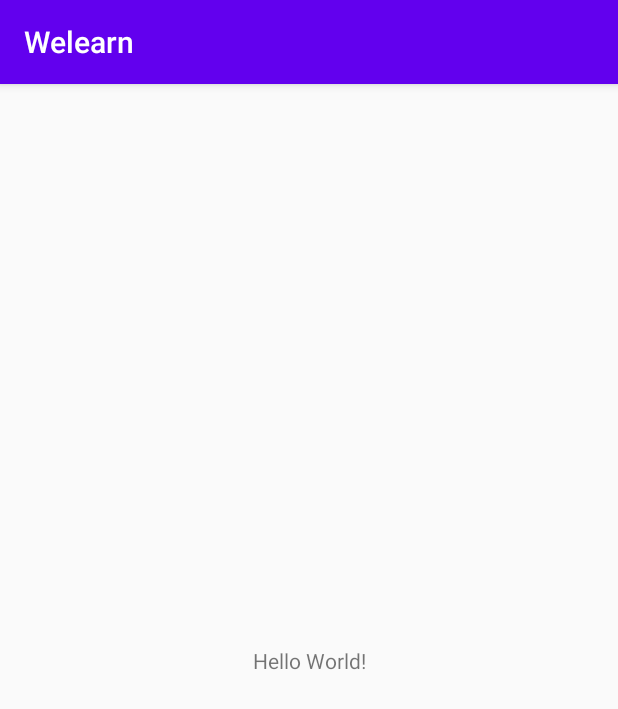
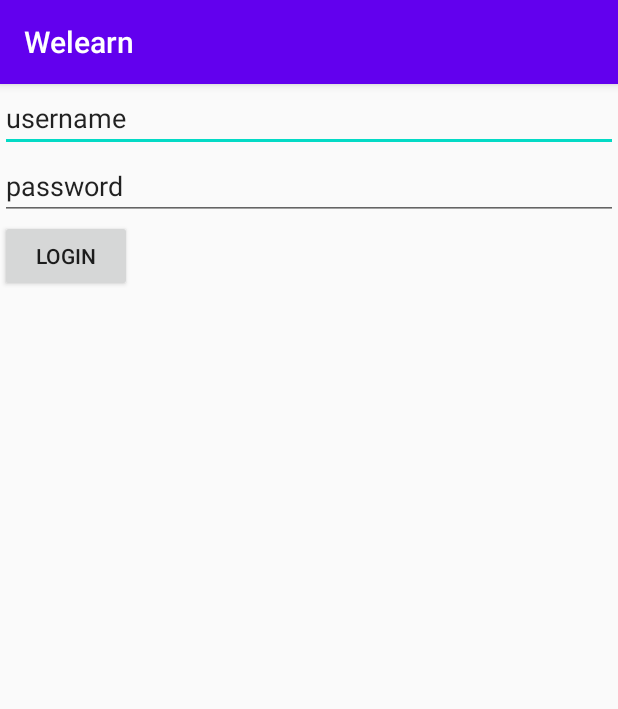
Before and after one commit to PutriEndahP/welearn_android, an Android app: the screen it shows after launch (MainActivity before the commit, LoginActivity after it), on a phone screen of 412 x 824 dp. Shown: the top 709 px of the screen. Run offline under Robolectric (Android 15) with nearby library versions, the phone set to English and light mode, and no system bars.

Commit message:
add login

```diff
--- a/app/build.gradle
+++ b/app/build.gradle
@@ -26,6 +26,9 @@ dependencies {
     implementation fileTree(dir: "libs", include: ["*.jar"])
     implementation 'androidx.appcompat:appcompat:1.2.0'
     implementation 'androidx.constraintlayout:constraintlayout:2.0.4'
+    implementation 'com.google.android.material:material:1.3.0'
+    implementation 'androidx.annotation:annotation:1.1.0'
+    implementation 'androidx.lifecycle:lifecycle-extensions:2.1.0'
     testImplementation 'junit:junit:4.12'
     androidTestImplementation 'androidx.test.ext:junit:1.1.2'
     androidTestImplementation 'androidx.test.espresso:espresso-core:3.3.0'
--- a/app/src/main/AndroidManifest.xml
+++ b/app/src/main/AndroidManifest.xml
@@ -9,7 +9,11 @@
         android:roundIcon="@mipmap/ic_launcher_round"
         android:supportsRtl="true"
         android:theme="@style/AppTheme">
-        <activity android:name=".MainActivity">
+        <activity android:name=".MainActivity"></activity>
+<!--        <activity-->
+<!--            android:name=".ui.login.LoginActivity"-->
+<!--            android:label="@string/title_activity_login"></activity>-->
+        <activity android:name=".Activity.LoginActivity">
             <intent-filter>
                 <action android:name="android.intent.action.MAIN" />
 
--- /dev/null
+++ b/app/src/main/java/com/example/welearn/Activity/LoginActivity.java
@@ -0,0 +1,31 @@
+package com.example.welearn.Activity;
+
+import androidx.appcompat.app.AppCompatActivity;
+
+import android.content.Intent;
+import android.os.Bundle;
+import android.view.View;
+import android.widget.Button;
+import android.widget.EditText;
+
+import com.example.welearn.MainActivity;
+import com.example.welearn.R;
+
+public class LoginActivity extends AppCompatActivity {
+
+    Button btnLogin;
+    EditText username, password;
+    @Override
+    protected void onCreate(Bundle savedInstanceState) {
+        super.onCreate(savedInstanceState);
+        setContentView(R.layout.activity_login);
+        btnLogin = (Button) findViewById(R.id.button);
+        btnLogin.setOnClickListener(new View.OnClickListener() {
+            @Override
+            public void onClick(View v) {
+                Intent i = new Intent(LoginActivity.this, MainActivity.class);
+                startActivity(i);
+            }
+        });
+    }
+}
--- /dev/null
+++ b/app/src/main/res/layout/activity_login.xml
@@ -0,0 +1,38 @@
+<?xml version="1.0" encoding="utf-8"?>
+<androidx.constraintlayout.widget.ConstraintLayout xmlns:android="http://schemas.android.com/apk/res/android"
+    xmlns:app="http://schemas.android.com/apk/res-auto"
+    xmlns:tools="http://schemas.android.com/tools"
+    android:layout_width="match_parent"
+    android:layout_height="match_parent"
+    android:orientation="vertical"
+    tools:context=".Activity.LoginActivity">
+    <LinearLayout
+        android:layout_width="match_parent"
+        android:layout_height="wrap_content"
+        android:orientation="vertical"
+        tools:ignore="MissingConstraints">
+    <EditText
+        android:id="@+id/username"
+        android:layout_width="match_parent"
+        android:layout_height="wrap_content"
+        android:text="username"
+        tools:ignore="MissingConstraints" />
+    <EditText
+        android:id="@+id/password"
+        android:layout_width="match_parent"
+        android:layout_height="wrap_content"
+        android:text="password"
+        tools:ignore="MissingConstraints" />
+
+        <Button
+            android:id="@+id/button"
+            android:layout_width="wrap_content"
+            android:layout_height="wrap_content"
+            android:text="Login"
+            tools:ignore="MissingConstraints"
+            tools:layout_editor_absoluteX="161dp"
+            tools:layout_editor_absoluteY="121dp" />
+
+    </LinearLayout>
+
+</androidx.constraintlayout.widget.ConstraintLayout>
--- /dev/null
+++ b/app/src/main/res/values/dimens.xml
@@ -0,0 +1,5 @@
+<resources>
+    <!-- Default screen margins, per the Android Design guidelines. -->
+ <dimen name="activity_horizontal_margin">16dp</dimen>
+ <dimen name="activity_vertical_margin">16dp</dimen>
+</resources>
```
Also changed, not shown: app/src/main/res/values/strings.xml (+9 -0 lines).
